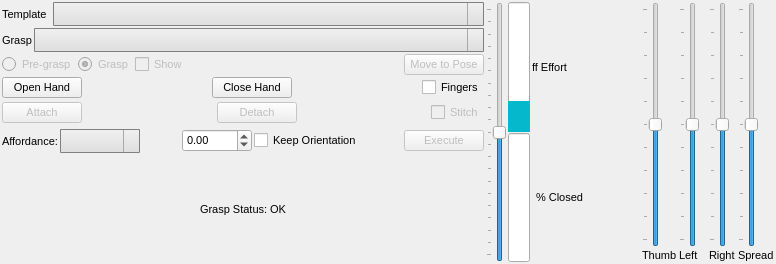
Above: vigir_ocs_grasp_widget/src/graspWidget.ui from team-vigir/vigir_ocs_common before the change. Below: the same form after it.
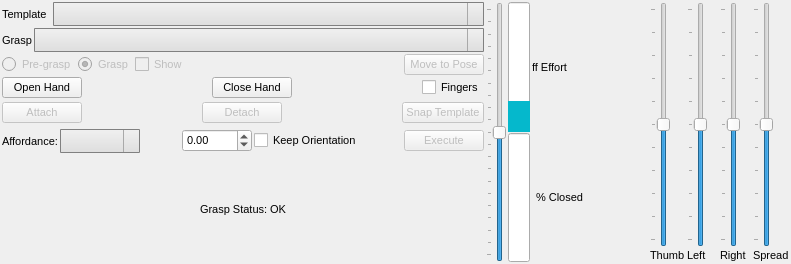
That is the form after the change.

Commit message: Merged attach with stitch functionality

The edit to the form file:
```diff
--- a/vigir_ocs_grasp_widget/src/graspWidget.ui
+++ b/vigir_ocs_grasp_widget/src/graspWidget.ui
@@ -6,7 +6,7 @@
    <rect>
     <x>0</x>
     <y>0</y>
-    <width>776</width>
+    <width>791</width>
     <height>264</height>
    </rect>
   </property>
@@ -403,12 +403,12 @@
            </spacer>
           </item>
           <item>
-           <widget class="QCheckBox" name="stitch_template">
+           <widget class="QPushButton" name="snapTemplateButton">
             <property name="enabled">
              <bool>false</bool>
             </property>
             <property name="text">
-             <string>Stitch</string>
+             <string>Snap Template</string>
             </property>
            </widget>
           </item>
```
The commit also changes 2 other files.
